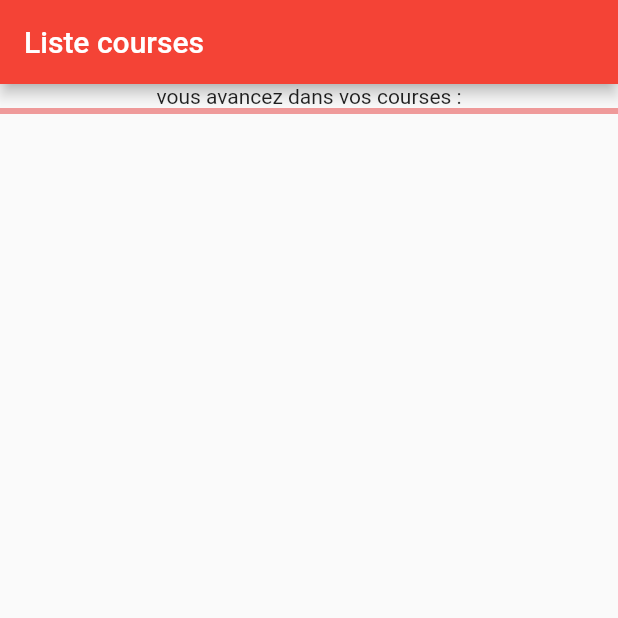
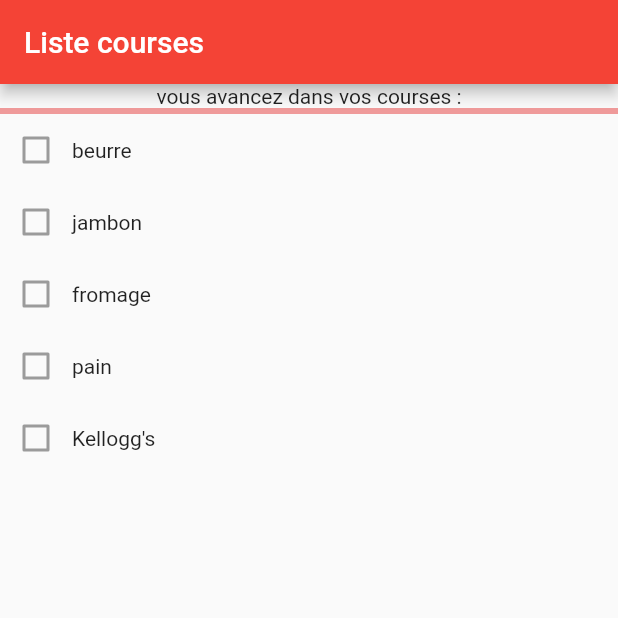
Before and after one commit to TomBastin/first-flutterapp, a Flutter app: the screen it shows after launch, on a phone screen of 412 x 824 dp, the top half of it. Run offline on Flutter 3.47's test engine with Material 2 defaults, Android fonts, the phone set to English and light mode, and no system bars.

Commit message:
progress1.3

```diff
--- a/lib/main.dart
+++ b/lib/main.dart
@@ -20,7 +20,10 @@ class MyHomePage extends StatelessWidget{
     return Scaffold(
       appBar: AppBar(title: Text("Liste courses"),),
       body: Column(
-        children: [ Progess(),],
+        children: [
+          Progess(),
+          ShoppingList(),
+        ],
       ),
     );
   }
@@ -33,3 +36,34 @@ class Progess extends StatelessWidget{
     );
   }
 }
+
+class ShoppingList extends StatelessWidget{
+  @override
+  Widget build(BuildContext context){
+    return Column(
+      children: [
+        Item(label:"beurre"),
+        Item(label:"jambon"),
+        Item(label:"fromage"),
+        Item(label:"pain"),
+        Item(label:"Kellogg's"),
+      ],
+    );
+  }
+}
+
+class Item extends StatelessWidget{
+  final String label;
+
+  const Item({Key? key, required this.label}) : super(key: key);
+  @override
+  Widget build(BuildContext context){
+    return Row(
+      children: [
+        Checkbox(value: false, onChanged: null),
+        Text(label),
+      ],
+    );
+
+  }
+}
```
